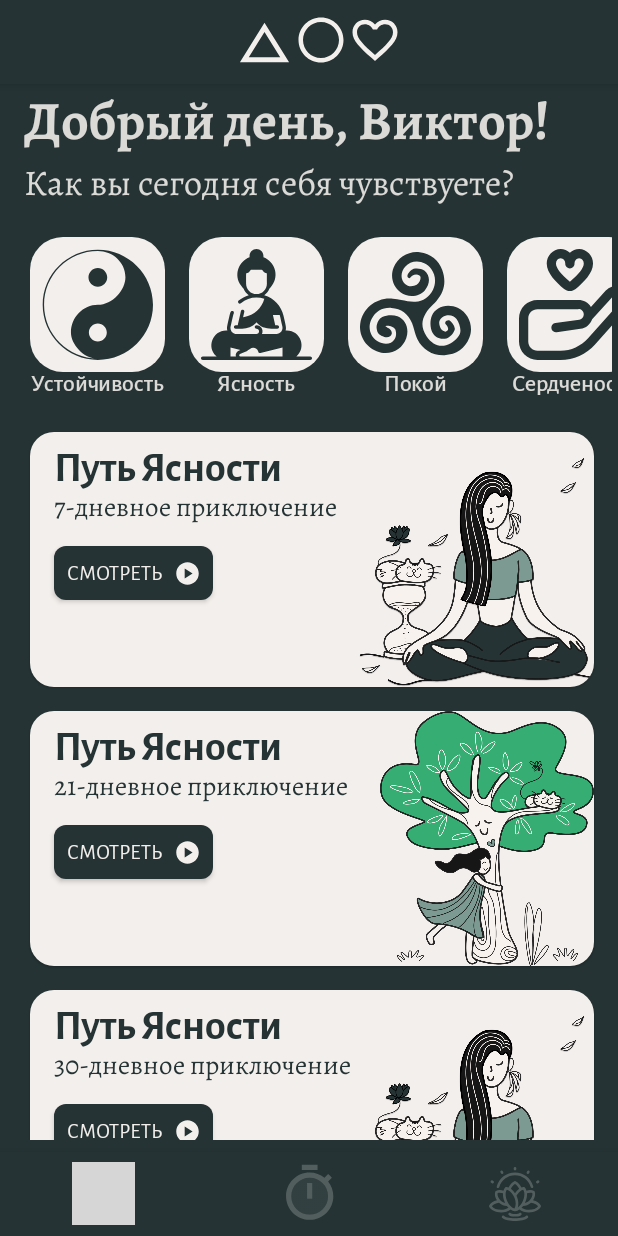
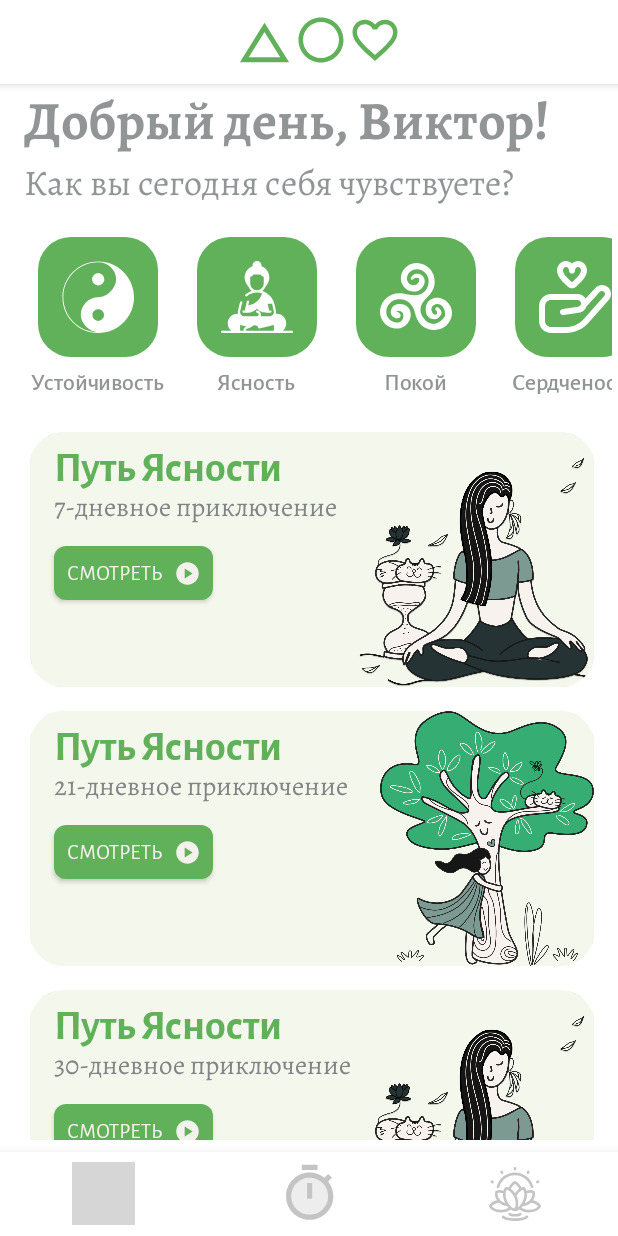
Before and after one commit to elfed108/ActOfPresence, an Android app built with Jetpack Compose: the screen it shows after launch (Home), on a phone screen of 412 x 824 dp. Run offline under Robolectric (Android 15) with nearby library versions, the light colour scheme and no system bars; our stand-ins replace accompanist; grey boxes are pictures that could not be loaded.

Commit message:
Light and dark Theme, change System UI color

```diff
--- a/app/build.gradle
+++ b/app/build.gradle
@@ -48,12 +48,14 @@ android {
 dependencies {
 
     implementation 'androidx.core:core-ktx:1.7.0'
+
     implementation "androidx.compose.ui:ui:$compose_version"
     implementation "androidx.compose.material:material:$compose_version"
     implementation "androidx.compose.ui:ui-tooling-preview:$compose_version"
+
     implementation 'androidx.lifecycle:lifecycle-runtime-ktx:2.3.1'
     implementation 'androidx.activity:activity-compose:1.3.1'
-    implementation "com.google.accompanist:accompanist-systemuicontroller:0.17.0"
+    implementation "com.google.accompanist:accompanist-systemuicontroller:0.24.7-alpha"
 
 
     testImplementation 'junit:junit:4.13.2'
--- a/app/src/main/java/com/github/elfed108/actofpresence/Home.kt
+++ b/app/src/main/java/com/github/elfed108/actofpresence/Home.kt
@@ -1,5 +1,6 @@
 package com.github.elfed108.actofpresence
 
+import android.content.res.Configuration.UI_MODE_NIGHT_YES
 import android.os.Bundle
 import androidx.activity.ComponentActivity
 import androidx.activity.compose.setContent
@@ -29,8 +30,6 @@ import com.github.elfed108.actofpresence.data.calmPathList
 import com.github.elfed108.actofpresence.data.meditationTypeList
 import com.github.elfed108.actofpresence.ui.LogoIcons
 import com.github.elfed108.actofpresence.ui.theme.ActOfPresenceTheme
-import com.github.elfed108.actofpresence.ui.theme.GreenDark800
-import com.github.elfed108.actofpresence.ui.theme.Grey600
 import com.github.elfed108.actofpresence.ui.theme.TextWhite
 
 class Home : ComponentActivity() {
@@ -57,6 +56,7 @@ fun HomeScreen() {
                 Greeting(name = "Виктор")
                 TypesMeditationRow()
                 PathsMeditationColumn()
+
             }
         }
     }
@@ -71,7 +71,7 @@ fun AppBar() {
                     .fillMaxWidth()
                     .wrapContentWidth(CenterHorizontally)
             ) {
-                LogoIcons(size = 36.dp, tint = TextWhite)
+                LogoIcons(size = 36.dp)
             }
         },
         backgroundColor = MaterialTheme.colors.background,
@@ -101,7 +101,7 @@ fun TypesMeditationRow() {
     LazyRow(
         horizontalArrangement = Arrangement.spacedBy(16.dp),
         contentPadding = PaddingValues(horizontal = 16.dp),
-        modifier = Modifier.padding(4.dp)
+        modifier = Modifier.padding(4.dp),
     ) {
         items(meditationTypeList) { item ->
             TypeMeditation(item.drawable, item.text)
@@ -118,15 +118,15 @@ fun TypeMeditation(@DrawableRes icon: Int, @StringRes text: Int) {
         Surface(
             shape = MaterialTheme.shapes.small,
             modifier = Modifier.clip(RoundedCornerShape(22.dp)),
-            color = TextWhite
+            color = MaterialTheme.colors.secondary
         ) {
             Icon(
                 painter = painterResource(id = icon),
                 contentDescription = null,
-                tint = GreenDark800,
+                tint = MaterialTheme.colors.background,
                 modifier = Modifier
-                    .size(90.dp)
-                    .padding(8.dp)
+                    .size(80.dp)
+                    .padding(16.dp)
             )
         }
         Text(
@@ -164,13 +164,14 @@ fun MeditationPath(
 ) {
     Card(
         shape = MaterialTheme.shapes.medium,
-        backgroundColor = TextWhite,
+        backgroundColor = MaterialTheme.colors.primaryVariant,
         modifier = Modifier
             .fillMaxWidth()
             .wrapContentWidth(CenterHorizontally)
             .wrapContentHeight(CenterVertically)
             .padding(horizontal = 16.dp)
-    ) {
+            .clip(RoundedCornerShape(22.dp)),
+        ) {
         Row(
             Modifier
                 .padding(start = 16.dp)
@@ -184,18 +185,18 @@ fun MeditationPath(
                 Text(
                     text = stringResource(id = title),
                     style = MaterialTheme.typography.h5,
-                    color = MaterialTheme.colors.background,
+                    color = MaterialTheme.colors.onSurface,
                     modifier = Modifier.paddingFromBaseline(top = 2.dp)
                 )
                 Text(
                     text = stringResource(id = description),
                     style = MaterialTheme.typography.body2,
-                    color = MaterialTheme.colors.background,
+                    color = MaterialTheme.colors.onSecondary,
                     maxLines = 3
                 )
                 val mainButtonColor = ButtonDefaults.buttonColors(
-                    backgroundColor = MaterialTheme.colors.background,
-                    contentColor = MaterialTheme.colors.onBackground
+                    backgroundColor = MaterialTheme.colors.onSurface,
+                    contentColor = TextWhite
                 )
                 Spacer(modifier = Modifier.height(8.dp))
                 Button(
@@ -237,12 +238,11 @@ fun MeditationPath(
     }
 }
 
-
 @Composable
 fun Navigation() {
     var selectedIndex by remember { mutableStateOf(0) }
-    val selectedColor = TextWhite
-    val unSelectedColor = Grey600
+    val selectedColor = MaterialTheme.colors.primary
+    val unSelectedColor = MaterialTheme.colors.secondaryVariant
     BottomNavigation(
         backgroundColor = MaterialTheme.colors.background,
         elevation = 10.dp
@@ -283,7 +283,7 @@ fun Navigation() {
     }
 }
 
-@Preview(showBackground = true, showSystemUi = true)
+@Preview(showBackground = true, showSystemUi = true, uiMode = UI_MODE_NIGHT_YES)
 @Composable
 fun HomePreview() {
     HomeScreen()
--- a/app/src/main/java/com/github/elfed108/actofpresence/data/PathData.kt
+++ b/app/src/main/java/com/github/elfed108/actofpresence/data/PathData.kt
@@ -20,7 +20,12 @@ val calmPathList = listOf(
         R.drawable.group,
         R.string.path_title_1,
         R.string.path_description_3
-    )
+    ),
+    DrawableStringTriple(
+        R.drawable.group,
+        R.string.path_title_1,
+        R.string.path_description_3
+    ),
 )
 
 val clarityPathList = listOf(
@@ -38,7 +43,12 @@ val clarityPathList = listOf(
         R.drawable.group2,
         R.string.path_title_2,
         R.string.path_description_3
-    )
+    ),
+    DrawableStringTriple(
+        R.drawable.group2,
+        R.string.path_title_2,
+        R.string.path_description_3
+    ),
 )
 
 val sustainabilityPathList = listOf(
@@ -56,7 +66,12 @@ val sustainabilityPathList = listOf(
         R.drawable.group,
         R.string.path_title_3,
         R.string.path_description_3
-    )
+    ),
+    DrawableStringTriple(
+        R.drawable.group,
+        R.string.path_title_3,
+        R.string.path_description_3
+    ),
 )
 
 val meditationTypeList = listOf(
--- a/app/src/main/java/com/github/elfed108/actofpresence/ui/Logo.kt
+++ b/app/src/main/java/com/github/elfed108/actofpresence/ui/Logo.kt
@@ -20,7 +20,7 @@ import com.github.elfed108.actofpresence.ui.theme.WhiteDark800
 @Composable
 fun LogoIcons(
     size: Dp = 24.dp,
-    tint: Color = WhiteDark800
+    tint: Color = MaterialTheme.colors.primary
 ) {
     Icon(
         painter = painterResource(id = R.drawable.ic_scan),
--- a/app/src/main/java/com/github/elfed108/actofpresence/ui/theme/Color.kt
+++ b/app/src/main/java/com/github/elfed108/actofpresence/ui/theme/Color.kt
@@ -1,11 +1,6 @@
 package com.github.elfed108.actofpresence.ui.theme
 
 import androidx.compose.ui.graphics.Color
-
-val Purple200 = Color(0xFFBB86FC)
-val Purple500 = Color(0xFF6200EE)
-val Purple700 = Color(0xFF3700B3)
-val Teal200 = Color(0xFF03DAC5)
 
 val TextWhite = Color(0xFAF7F3F0)
 val TextWhite2 = Color(0xffcccccc)
@@ -13,3 +8,12 @@ val WhiteDark800 = Color(0xFFA3A2A2)
 val GreenDark800 = Color(0xFF253334)
 val Green200 = Color(0xFF7C9A92)
 val Grey600 = Color(0x35FFFFFF)
+val Grey700 = Color(0xFFC4C4C4)
+val Black300 = Color(0x35040505)
+
+val lightGreenSurface = Color(0xFFF4F8EC)
+val WhiteBackgroundLightTheme = Color(0xFFE5E5E5)
+val GreyText = Color(0xFF818586)
+val GreenIconSurface = Color(0xFFADCE74)
+val GreenButton = Color(0xFF61B15A)
+val GreenTextHeader = Color(0xFF4B9145)
--- a/app/src/main/java/com/github/elfed108/actofpresence/ui/theme/Theme.kt
+++ b/app/src/main/java/com/github/elfed108/actofpresence/ui/theme/Theme.kt
@@ -1,25 +1,68 @@
 package com.github.elfed108.actofpresence.ui.theme
 
+import android.annotation.SuppressLint
+import androidx.compose.foundation.isSystemInDarkTheme
 import androidx.compose.material.MaterialTheme
+import androidx.compose.material.darkColors
 import androidx.compose.material.lightColors
 import androidx.compose.runtime.Composable
+import androidx.compose.runtime.SideEffect
+import androidx.compose.ui.graphics.Color
+import androidx.compose.ui.graphics.Color.Companion.Black
+import com.google.accompanist.systemuicontroller.rememberSystemUiController
 
+@SuppressLint("ConflictingOnColor")
 private val LightColorPalette = lightColors(
-    primary = GreenDark800,
-    primaryVariant = GreenDark800,
-    secondary = WhiteDark800,
-    // Other default colors to override
-    background = GreenDark800,
-    surface = WhiteDark800,
-    onPrimary = TextWhite,
-    onSecondary = GreenDark800,
-    onBackground = TextWhite,
-    onSurface = GreenDark800,
+
+    primary = GreenButton, //цвет лого и активной кнопки в bottomBar
+    primaryVariant = lightGreenSurface,  // цвет подложки LazyColumn
+    secondary = GreenButton,// lazyRow цвет подложк и
+    secondaryVariant = Grey700,//цвет неактивной кнопки
+
+    background = Color.White,// основной фон, цвет иконок LazyRow
+    surface = lightGreenSurface, //фон LazyColumn
+    onPrimary = Black, //цвет текста на фоне
+    onSecondary = GreyText, // серый текст описания lazyColumn и вопроса в Greeting
+    onBackground = GreyText,// Цвет заголовка Column
+    onSurface = GreenButton, //цвет кнопки
+)
+
+@SuppressLint("ConflictingOnColor")
+private val DarkColorPalette = darkColors(
+    primary = TextWhite, //цвет лого и активной кнопки в bottomBar
+    primaryVariant = TextWhite,// цвет подложки LazyColumn
+    secondary = TextWhite,// lazyRow цвет подложки
+    secondaryVariant = Grey600,//цвет неактивной кнопки
+
+    background = GreenDark800,// основной фон, цвет иконок LazyRow
+    surface = WhiteDark800,//фон LazyColumn
+    onPrimary = TextWhite, //цвет текста на фоне
+    onSecondary = GreyText,// серый текст описания lazyColumn и вопроса в Greeting
+    onBackground = TextWhite,// Цвет заголовка Column
+    onSurface = GreenDark800,//цвет кнопки
 )
 
 @Composable
-fun ActOfPresenceTheme(content: @Composable () -> Unit) {
-    val colors = LightColorPalette
+fun ActOfPresenceTheme(
+    darkTheme: Boolean = isSystemInDarkTheme(),
+    content: @Composable () -> Unit
+) {
+    val colors = if (darkTheme) {
+        DarkColorPalette
+    } else {
+        LightColorPalette
+    }
+
+    val systemUiController = rememberSystemUiController()
+    SideEffect {
+        systemUiController.setStatusBarColor(
+            color = if (darkTheme) GreenDark800 else TextWhite
+        )
+        systemUiController.setNavigationBarColor(
+            color = Black
+        )
+    }
+
     MaterialTheme(
         colors = colors,
         typography = ActOfPresenceTypography,
```
